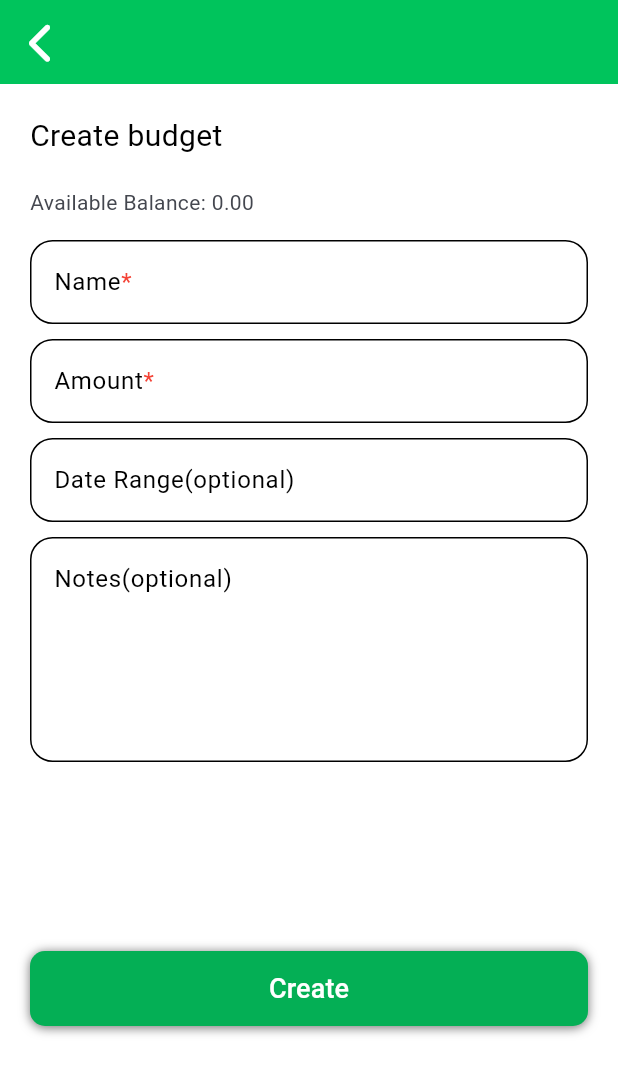
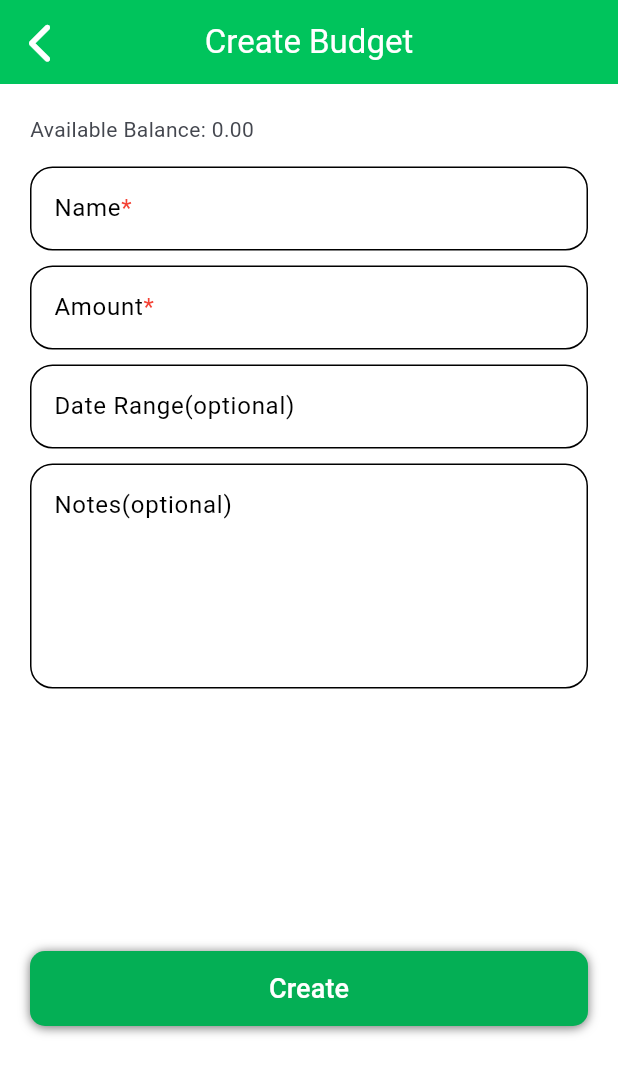
Before and after one commit to japheth26/budget_booklet, a Flutter app: the AddUpdateBudgetTemplate screen opened directly, on a phone screen of 412 x 824 dp. Shown: the top 1074 px of the screen. Run offline on Flutter 3.47's test engine with Material 3 defaults, Android fonts, the phone set to English and light mode, and no system bars; our stand-ins replace appwrite, auto_route, dartz, equatable, fl_chart, flutter_bloc and 12 more; missing offline and left inert: flex_color_picker, flutter_iconpicker, font_awesome_flutter_named; accounts and stored records are empty; statements that could not run were skipped.

Commit message:
Updated budget form

```diff
--- a/lib/features/budget/presentation/organisms/add_update_budget_form_organism.dart
+++ b/lib/features/budget/presentation/organisms/add_update_budget_form_organism.dart
@@ -51,8 +51,6 @@ class AddUpdateBudgetFormOrganism extends StatelessWidget {
           crossAxisAlignment: CrossAxisAlignment.start,
           children: [
             const SizedBox(height: 20),
-            AddUpdateBudgetHeaderAtom(existingBudget: existingBudget),
-            const SizedBox(height: 20),
             AvailableBalanceAtom(amount: unbudgetedAmount),
             const SizedBox(height: 10),
             AddUpdateBudgetFieldsMolecule(
--- a/lib/features/budget/presentation/templates/add_update_budget/add_update_budget_template.dart
+++ b/lib/features/budget/presentation/templates/add_update_budget/add_update_budget_template.dart
@@ -1,5 +1,6 @@
 import 'package:flutter/material.dart';
 import 'package:font_awesome_flutter/font_awesome_flutter.dart';
+import 'package:hani/core/widgets/atoms/app_bar_atom.dart';
 import 'package:hani/features/budget/presentation/organisms/add_update_budget_form_organism.dart';
 import 'package:hani/features/budget/presentation/templates/add_update_budget/add_update_budget_params.dart';
 
@@ -24,12 +25,14 @@ class AddUpdateBudgetTemplate extends StatelessWidget {
       },
       child: Scaffold(
           backgroundColor: colorTheme.white_black,
-          appBar: AppBar(
-            foregroundColor: Colors.transparent,
-            shadowColor: Colors.black,
-            surfaceTintColor: CustomColor.primaryGreen,
-            backgroundColor: colorTheme.primaryGreen_blueGrey800WithOpacity3,
-            centerTitle: false,
+          appBar: AppBarAtom(
+            centerTitle: true,
+            title: Text(
+              params?.existingBudget ?? false
+                  ? 'Update Budget'
+                  : 'Create Budget',
+              style: const TextStyle(color: Colors.white),
+            ),
             leading: GestureDetector(
               onTap: params?.onBackPressed,
               child: const Icon(
```
Also changed, not shown: lib/features/budget/data/datasources/monthly_record_remote.datasource.dart (added, +35 -0 lines), lib/features/budget/data/dto/update_record_budget.dto.dart (added, +7 -0 lines), lib/features/budget/presentation/pages/add_update_budget.page.dart (+17 -0 lines).
